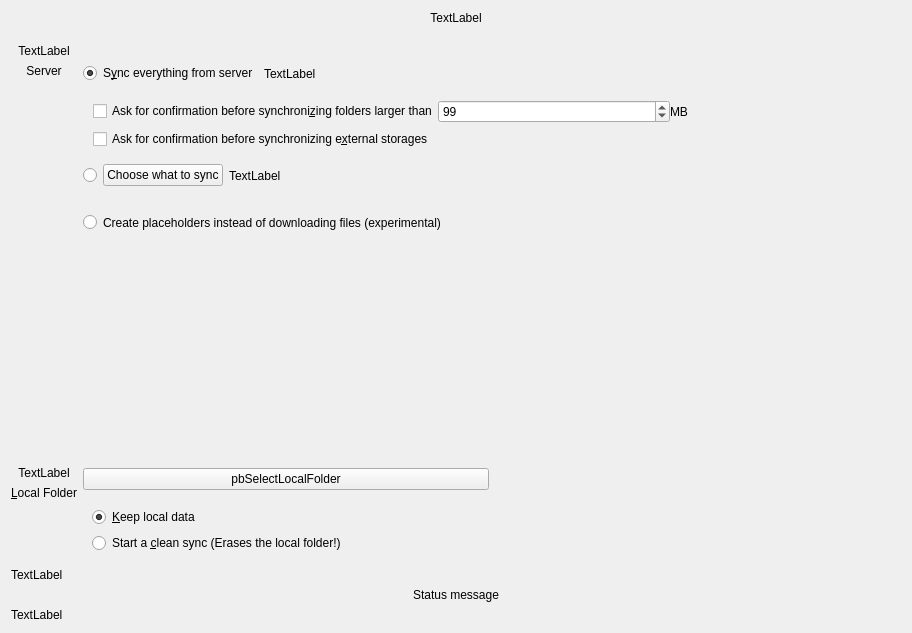
nextcloud/desktop, file src/gui/wizard/owncloudadvancedsetuppage.ui: the form before one commit.
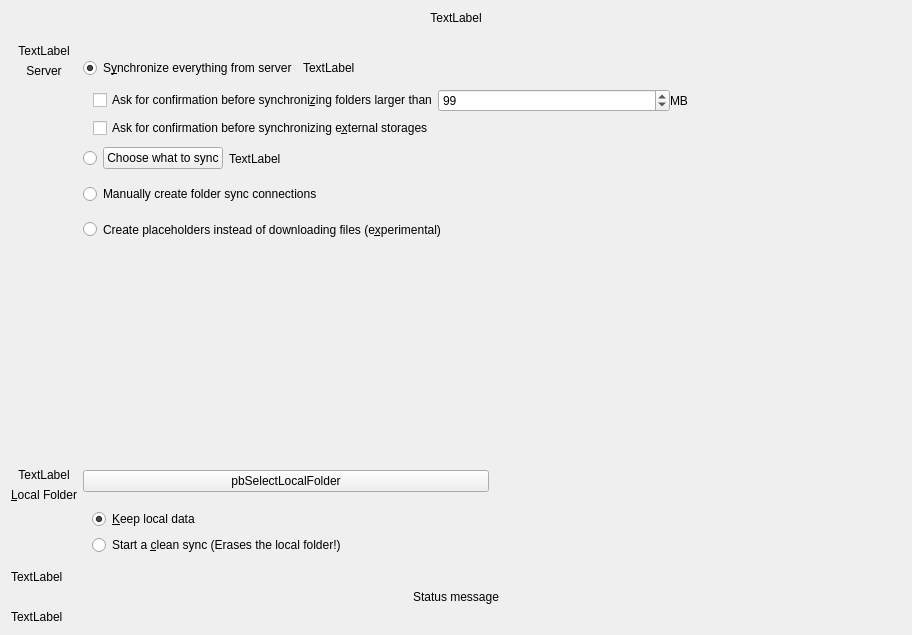
The form after the commit.

Commit message:
Wizard: Move the 'Skip folder configuration' in a radio button
Issue #3664

The edit to the form file:
```diff
--- a/src/gui/wizard/owncloudadvancedsetuppage.ui
+++ b/src/gui/wizard/owncloudadvancedsetuppage.ui
@@ -7,7 +7,7 @@
     <x>0</x>
     <y>0</y>
     <width>912</width>
-    <height>633</height>
+    <height>635</height>
    </rect>
   </property>
   <property name="sizePolicy">
@@ -240,7 +240,7 @@
           <item>
            <widget class="QRadioButton" name="rSyncEverything">
             <property name="text">
-             <string>S&amp;ync everything from server</string>
+             <string>S&amp;ynchronize everything from server</string>
             </property>
             <property name="checked">
              <bool>true</bool>
@@ -383,7 +383,7 @@
         <item>
          <layout class="QHBoxLayout" name="lPlaceholderSync">
           <item>
-           <widget class="QRadioButton" name="rPlaceholderSync">
+           <widget class="QRadioButton" name="rManualFolder">
             <property name="sizePolicy">
              <sizepolicy hsizetype="Minimum" vsizetype="Minimum">
               <horstretch>0</horstretch>
@@ -391,10 +391,7 @@
              </sizepolicy>
             </property>
             <property name="text">
-             <string>Create placeholders instead of downloading files (experimental)</string>
-            </property>
-            <property name="checkable">
-             <bool>false</bool>
+             <string>Manually create folder sync connections </string>
             </property>
            </widget>
           </item>
@@ -413,6 +410,39 @@
           </item>
          </layout>
         </item>
+        <item>
+         <layout class="QHBoxLayout" name="horizontalLayout_4">
+          <item>
+           <widget class="QRadioButton" name="rPlaceholderSync">
+            <property name="sizePolicy">
+             <sizepolicy hsizetype="Minimum" vsizetype="Minimum">
+              <horstretch>0</horstretch>
+              <verstretch>0</verstretch>
+             </sizepolicy>
+            </property>
+            <property name="text">
+             <string>Create placeholders instead of downloading files (e&amp;xperimental)</string>
+            </property>
+            <property name="checkable">
+             <bool>false</bool>
+            </property>
+           </widget>
+          </item>
+          <item>
+           <spacer name="horizontalSpacer_6">
+            <property name="orientation">
+             <enum>Qt::Horizontal</enum>
+            </property>
+            <property name="sizeHint" stdset="0">
+             <size>
+              <width>40</width>
+              <height>20</height>
+             </size>
+            </property>
+           </spacer>
+          </item>
+         </layout>
+        </item>
        </layout>
       </widget>
      </item>
```
Left out of the diff: 91 changed lines with no effect on the pictures. The commit also changes 6 other files.
